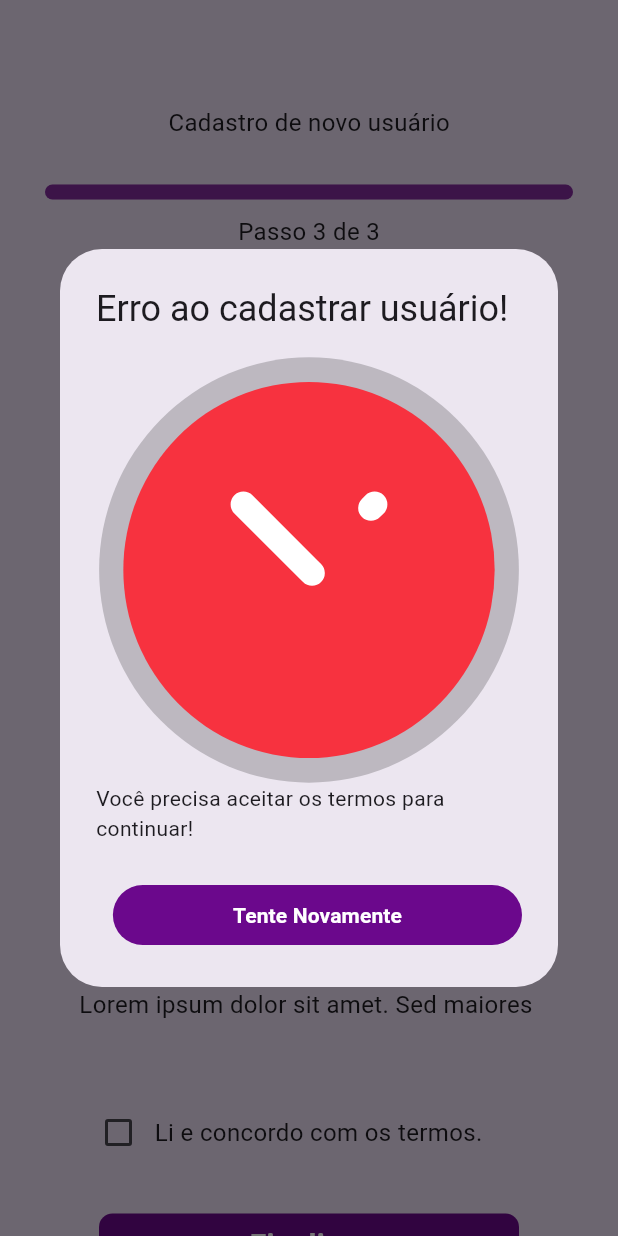
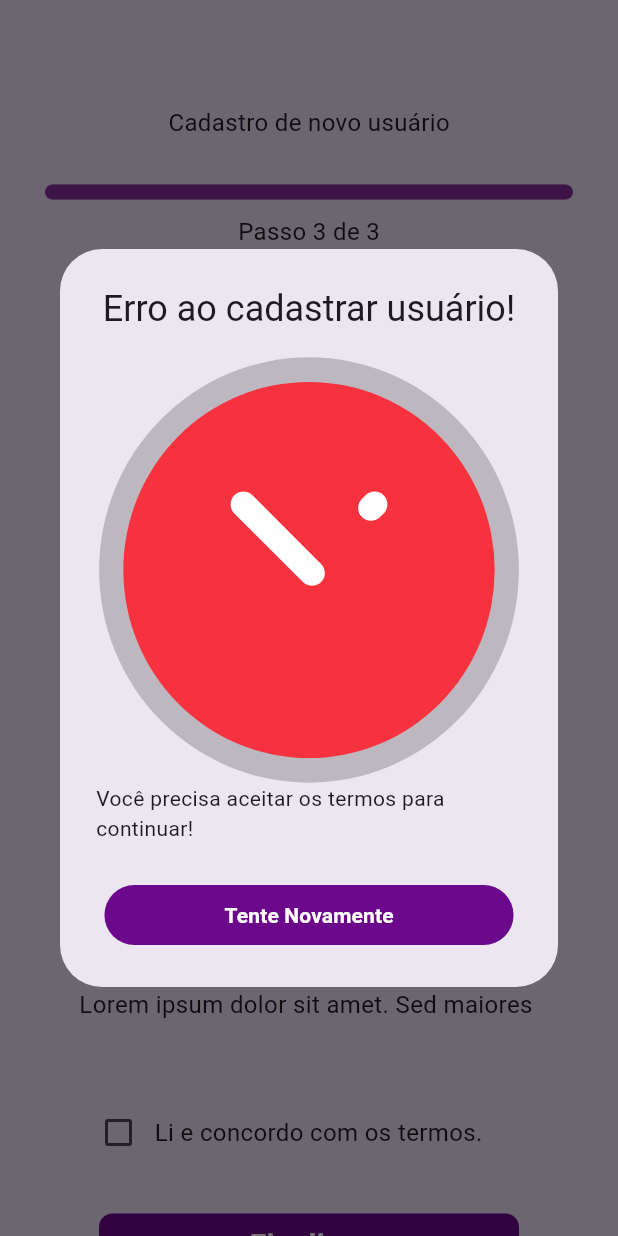
Before and after one commit to GleitonF/estacionamento-saoroque, a Flutter app: the Cadastro3 screen opened directly, after a tap on "Finalizar", on a phone screen of 412 x 824 dp. Run offline on Flutter 3.47's test engine with Material 3 defaults, Android fonts, the phone set to English and light mode, and no system bars; our stand-ins replace lottie.

Commit message:
Alinhado os textos e botões das mensagens de sucesso e de erro, e também mudei a tonalidade do negrito da home inicialmente como o professor sugeriu.

```diff
--- a/flutter_aplication_estacionamento/lib/pages/cadastro_3.dart
+++ b/flutter_aplication_estacionamento/lib/pages/cadastro_3.dart
@@ -135,7 +135,12 @@ class _MyHomePageState extends State<Cadastro3> {
                     builder: (context) {
                       if (_termosAceitos == false) {
                         return AlertDialog(
-                          title: Text('Erro ao cadastrar usuário!'),
+                          title: Row(
+                            mainAxisAlignment: MainAxisAlignment.center,
+                            children: [
+                              Text('Erro ao cadastrar usuário!'),
+                            ],
+                          ),
                           content: Column(
                             mainAxisSize: MainAxisSize.min,
                             children: [
@@ -146,6 +151,9 @@ class _MyHomePageState extends State<Cadastro3> {
                             ],
                           ),
                           actions: [
+                            Row(
+                              mainAxisAlignment: MainAxisAlignment.center,
+                              children: [
                                 TextButton(
                                   style: TextButton.styleFrom(
                                     backgroundColor: AppColors.secondaryColor,
@@ -163,12 +171,23 @@ class _MyHomePageState extends State<Cadastro3> {
                                   ),
                                 ),
                               ],
+                            ),
+                          ],
                         );
                       } else {
                         return AlertDialog(
-                          title: Text('Cadastro realizado com sucesso!'),
+                          title: Column(
+                            crossAxisAlignment: CrossAxisAlignment.center,
+                            children: [
+                              Text('Cadastro realizado com'),
+                              Text('sucesso!'),
+                            ],
+                          ),
                           content: Lottie.asset('assets/lotties/verified.json'),
                           actions: [
+                            Row(
+                              mainAxisAlignment: MainAxisAlignment.center,
+                              children: [
                                 TextButton(
                                   style: TextButton.styleFrom(
                                     backgroundColor: AppColors.secondaryColor,
@@ -189,6 +208,8 @@ class _MyHomePageState extends State<Cadastro3> {
                                       fontWeight: FontWeight.bold,
                                     ),
                                   ),
+                                ),
+                              ],
                             ),
                           ],
                         );
```
Also changed, not shown: flutter_aplication_estacionamento/lib/pages/Home.dart (+16 -7 lines), flutter_aplication_estacionamento/lib/pages/compra_credito.dart (+29 -4 lines), flutter_aplication_estacionamento/lib/pages/contato.dart (+18 -2 lines), flutter_aplication_estacionamento/lib/pages/vagas.dart (+11 -2 lines). Lines whose indentation alone changed are shown as unchanged.
